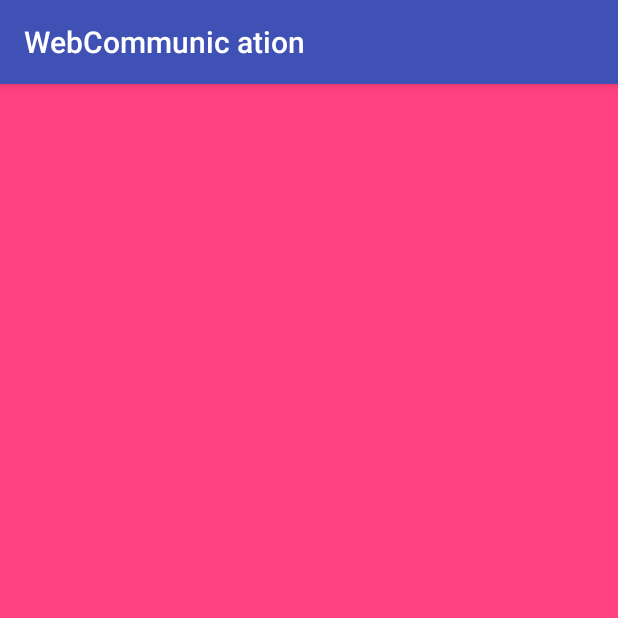
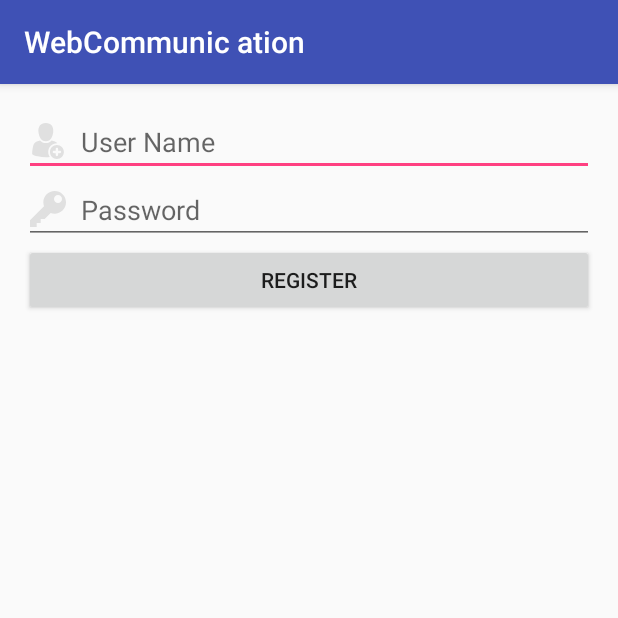
Before and after one commit to CodeKul/android-weekend-4-7-dec-2016, an Android app: the WallActivity screen opened directly, with no data from a screen before it, on a phone screen of 412 x 824 dp, the top half of it. Run offline under Robolectric (Android 15) with nearby library versions, the phone set to English and light mode, and no system bars; our stand-ins replace Volley; network calls fail.

Commit message:
post call

```diff
--- /dev/null
+++ b/webcommunication/src/main/res/drawable/ic_new_user.xml
@@ -0,0 +1,6 @@
+<vector android:height="24dp" android:viewportHeight="612.0"
+    android:viewportWidth="612.0" android:width="24dp" xmlns:android="http://schemas.android.com/apk/res/android">
+    <path android:fillColor="#e0e0e0" android:pathData="M269.3,310.2c86.2,-0 117.2,-86.3 125.3,-157.2C404.6,65.7 363.3,0 269.3,0C175.3,0 134,65.7 144,153C152.1,223.9 183.1,310.2 269.3,310.2z"/>
+    <path android:fillColor="#e0e0e0" android:pathData="M457.7,346.1c2.8,0 5.5,0.1 8.3,0.2c-4.1,-5.8 -8.8,-11 -14.4,-15.2c-16.6,-12.4 -38,-16.4 -57,-23.9c-9.2,-3.6 -17.5,-7.2 -25.3,-11.3c-26.2,28.7 -60.3,43.7 -100.1,43.7c-39.7,0 -73.9,-15 -100.1,-43.7c-7.8,4.1 -16,7.7 -25.3,11.3c-19,7.5 -40.4,11.5 -57,23.9c-28.6,21.4 -36,69.5 -41.9,102.3c-4.8,27.1 -8,54.7 -9,82.2c-0.7,21.3 9.8,24.3 27.6,30.7c22.3,8 45.4,14 68.6,18.9c44.8,9.5 91,16.7 136.9,17.1c22.3,-0.2 44.6,-2 66.8,-4.8c-16.4,-23.8 -26.1,-52.6 -26.1,-83.7C310,412.4 376.3,346.1 457.7,346.1z"/>
+    <path android:fillColor="#e0e0e0" android:pathData="M457.7,375.7c-65.3,0 -118.2,52.9 -118.2,118.2S392.4,612 457.7,612s118.2,-52.9 118.2,-118.2C575.9,428.6 523,375.7 457.7,375.7zM509.4,514.1h-31.4v31.4c0,11.2 -9.1,20.3 -20.3,20.3c-11.2,0 -20.3,-9.1 -20.3,-20.3v-31.4h-31.4c-11.2,0 -20.3,-9.1 -20.3,-20.3c0,-11.2 9.1,-20.3 20.3,-20.3h31.4v-31.4c0,-11.2 9.1,-20.3 20.3,-20.3c11.2,0 20.3,9.1 20.3,20.3v31.4h31.4c11.2,0 20.3,9.1 20.3,20.3C529.7,505 520.6,514.1 509.4,514.1z"/>
+</vector>
--- /dev/null
+++ b/webcommunication/src/main/res/drawable/ic_password.xml
@@ -0,0 +1,4 @@
+<vector android:height="24dp" android:viewportHeight="516.375"
+    android:viewportWidth="516.375" android:width="24dp" xmlns:android="http://schemas.android.com/apk/res/android">
+    <path android:fillColor="#e0e0e0" android:pathData="M353.8,0C263.9,0 191.3,72.7 191.3,162.6c0,19.1 3.8,38.3 9.6,57.4L0,420.8v95.6h95.6V459H153v-57.4h57.4l86.1,-86.1c17.2,5.7 36.3,9.6 57.4,9.6c89.9,0 162.6,-72.7 162.6,-162.6S443.7,0 353.8,0zM401.6,172.1c-32.5,0 -57.4,-24.9 -57.4,-57.4s24.9,-57.4 57.4,-57.4S459,82.2 459,114.8S434.1,172.1 401.6,172.1z"/>
+</vector>
--- a/webcommunication/src/main/res/layout/activity_wall.xml
+++ b/webcommunication/src/main/res/layout/activity_wall.xml
@@ -8,7 +8,41 @@
     android:paddingLeft="@dimen/activity_horizontal_margin"
     android:paddingRight="@dimen/activity_horizontal_margin"
     android:paddingTop="@dimen/activity_vertical_margin"
-    tools:context="com.melayer.webcommunication.WallActivity"
-    android:background="@color/colorAccent">
+    tools:context="com.melayer.webcommunication.WallActivity" >
+
+    <EditText
+        android:id="@+id/edtUserName"
+        android:layout_width="match_parent"
+        android:layout_height="wrap_content"
+        android:hint="@string/edtUserName"
+        android:drawableLeft="@drawable/ic_new_user"
+        android:drawablePadding="10dp"
+        />
+
+    <EditText
+        android:id="@+id/edtPassword"
+        android:layout_width="match_parent"
+        android:layout_height="wrap_content"
+        android:inputType="textPassword"
+        android:hint="@string/edtPassword"
+        android:layout_below="@id/edtUserName"
+        android:drawableLeft="@drawable/ic_password"
+        android:drawablePadding="10dp"/>
+
+    <Button
+        android:id="@+id/btnRegister"
+        android:layout_width="match_parent"
+        android:layout_height="wrap_content"
+        android:text="@string/btnRegister"
+        android:layout_below="@id/edtPassword"
+        />
+
+    <ProgressBar
+        android:id="@+id/progressBar"
+        android:layout_width="wrap_content"
+        android:layout_height="wrap_content"
+        android:layout_below="@id/btnRegister"
+        android:layout_centerHorizontal="true"
+        android:visibility="gone"/>
 
 </RelativeLayout>
--- a/webcommunication/src/main/res/values/strings.xml
+++ b/webcommunication/src/main/res/values/strings.xml
@@ -3,4 +3,5 @@
     <string name="edtUserName">User Name</string>
     <string name="edtPassword">Password</string>
     <string name="btnLogin">Login</string>
+    <string name="btnRegister">Register</string>
 </resources>
```
Also changed, not shown: webcommunication/src/main/java/com/melayer/webcommunication/MainActivity.java (+6 -1 lines), webcommunication/src/main/java/com/melayer/webcommunication/WallActivity.java (+43 -0 lines), webcommunication/src/main/res/layout/activity_main.xml (+9 -1 lines).
